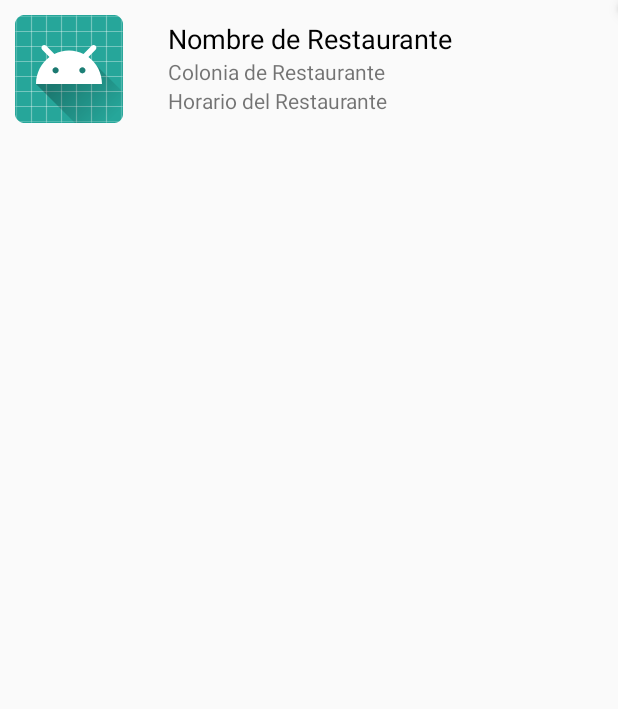
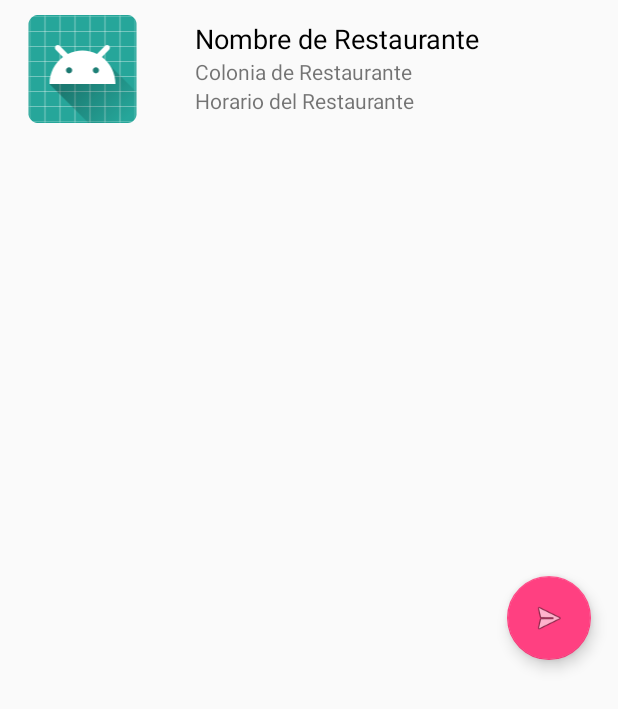
Before and after one commit to Edgarash/RegistraYa, an Android app: the layout layout_restaurante.xml on its own in the app's theme, with its tools: preview values and no code run, on a phone screen of 412 x 824 dp. Shown: the top 709 px of the screen. Run offline under Robolectric (Android 15) with nearby library versions, the light colour scheme and no system bars.

Commit message:
Fucionalidad Básica

```diff
--- a/app/src/main/AndroidManifest.xml
+++ b/app/src/main/AndroidManifest.xml
@@ -46,7 +46,8 @@
 
         <activity
             android:name=".MapsActivity"
-            android:label="@string/title_activity_maps"></activity>
+            android:label="@string/title_activity_maps" />
+        <activity android:name=".IP_Address"></activity>
     </application>
 
 </manifest>
--- a/app/src/main/java/mx/edu/itlp/WebService/CONSTANTES.java
+++ b/app/src/main/java/mx/edu/itlp/WebService/CONSTANTES.java
@@ -1,8 +1,8 @@
 package mx.edu.itlp.WebService;
 
 public class CONSTANTES {
-    public final static String IP_SERVIDOR = "192.168.70.38";
-    public final static String PUERTO_SERVIDOR = "8080";
+    public static String IP_SERVIDOR = "192.168.70.38";
+    public static String PUERTO_SERVIDOR = "8080";
     public final static String PROTOCOLO_SERVIDOR = "http";
     public final static String DIRECCION_SERVIDOR = PROTOCOLO_SERVIDOR + "://" + IP_SERVIDOR + ":" + PUERTO_SERVIDOR + "/";
 }
--- a/app/src/main/res/layout/layout_restaurante.xml
+++ b/app/src/main/res/layout/layout_restaurante.xml
@@ -2,29 +2,27 @@
     xmlns:app="http://schemas.android.com/apk/res-auto"
     xmlns:tools="http://schemas.android.com/tools"
     android:layout_width="match_parent"
-    android:layout_height="wrap_content"
-    android:orientation="vertical">
-
-    <LinearLayout
-        android:layout_width="match_parent"
     android:layout_height="match_parent"
     android:orientation="horizontal">
+
     <ImageView
         android:id="@+id/imageView"
         android:layout_width="wrap_content"
         android:layout_height="wrap_content"
         android:padding="10dp"
+        android:layout_weight="1"
         app:srcCompat="@mipmap/ic_launcher_round" />
 
     <LinearLayout
-            android:layout_width="match_parent"
+        android:layout_width="wrap_content"
         android:layout_height="match_parent"
         android:orientation="vertical"
         android:paddingTop="13dp"
+        android:layout_weight="1"
         android:paddingLeft="20dp">
         <TextView
             android:id="@+id/tvNombreRestaurante"
-                android:layout_width="match_parent"
+            android:layout_width="wrap_content"
             android:layout_height="wrap_content"
             android:textSize="18sp"
             android:textColor="@color/black"
@@ -32,25 +30,22 @@
 
         <TextView
             android:id="@+id/tvColoniaRestaurante"
-                android:layout_width="match_parent"
+            android:layout_width="wrap_content"
             android:layout_height="wrap_content"
             android:text="Colonia de Restaurante" />
 
         <TextView
             android:id="@+id/tvHorarioRestaurante"
-                android:layout_width="match_parent"
+            android:layout_width="wrap_content"
             android:layout_height="wrap_content"
             android:text="Horario del Restaurante" />
     </LinearLayout>
 
     <android.support.design.widget.FloatingActionButton
         android:id="@+id/floatingActionButton"
-            android:layout_width="10dp"
-            android:layout_height="10dp"
-            android:clickable="true"
+        android:layout_width="wrap_content"
+        android:layout_height="wrap_content"
+        android:layout_weight="1"
+        android:layout_gravity="center"
         app:srcCompat="@android:drawable/ic_menu_send" />
-
-
 </LinearLayout>
-
-</LinearLayout>
```
Also changed, not shown: app/src/main/java/mx/edu/itlp/WebService/WebService.java (+28 -7 lines), app/src/main/java/mx/edu/itlp/registraya/IP_Address.java (added, +30 -0 lines), app/src/main/java/mx/edu/itlp/registraya/MainActivity.java (+12 -4 lines), app/src/main/res/layout/activity_ip__address.xml (added, +30 -0 lines), 2 other files. Lines whose indentation alone changed are shown as unchanged.
